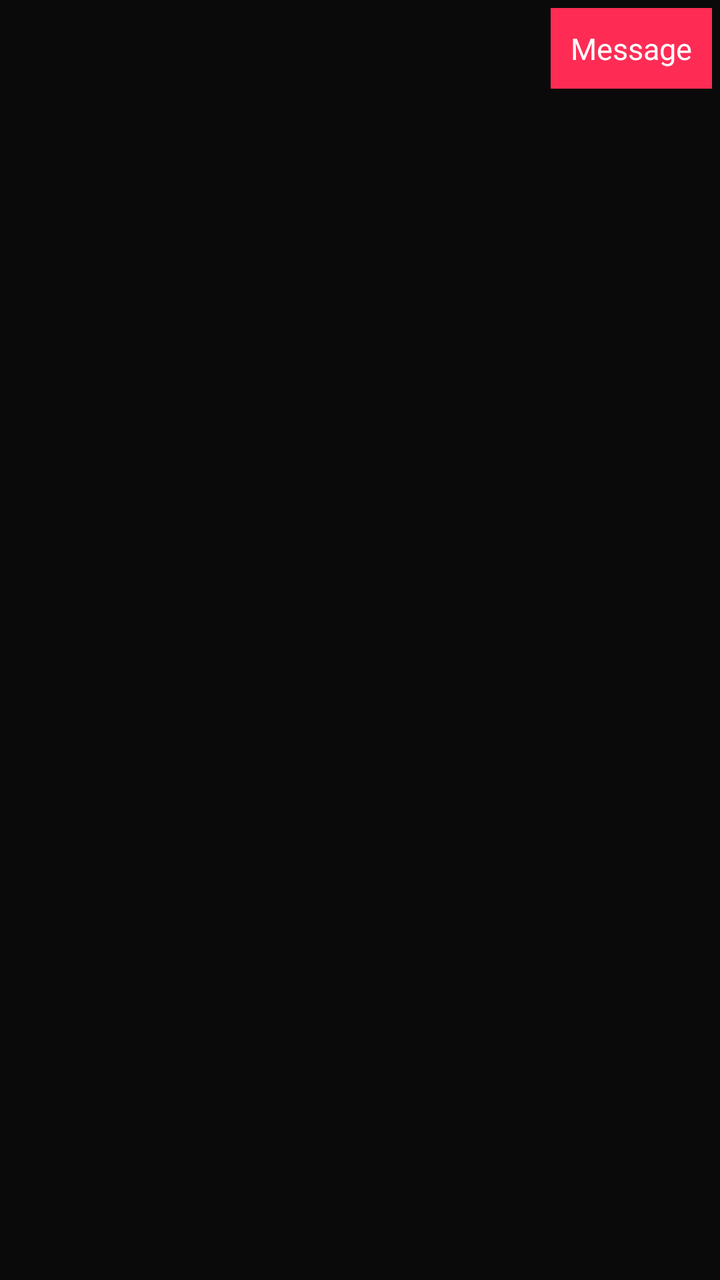
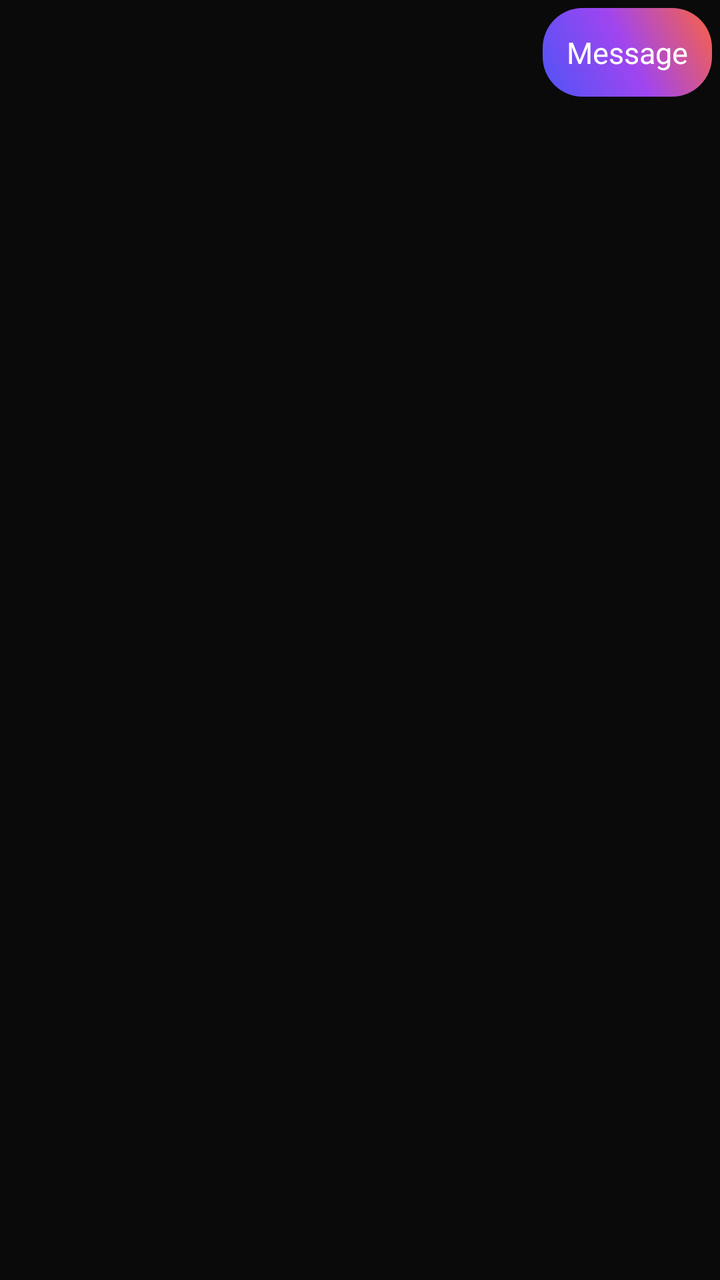

Compare the two renders of this Android layout. The source of the first and the diff that turns it into the second are given below.
<!-- AndroidManifest.xml: application theme Theme.BlankCT -->
<!-- res/layout/item_message_sent.xml -->
<?xml version="1.0" encoding="utf-8"?>
<LinearLayout xmlns:android="http://schemas.android.com/apk/res/android"
    android:layout_width="match_parent"
    android:layout_height="wrap_content"
    android:orientation="horizontal"
    android:gravity="end"
    android:padding="4dp">

    <LinearLayout
        android:layout_width="wrap_content"
        android:layout_height="wrap_content"
        android:orientation="vertical"
        android:background="@color/bubble_sent"
        android:padding="10dp"
        android:layout_marginStart="60dp">

        <TextView
            android:id="@+id/tv_msg_text"
            android:layout_width="wrap_content"
            android:layout_height="wrap_content"
            android:text="Message"
            android:textColor="@color/white"
            android:textSize="15sp" />

        <ImageView
            android:id="@+id/iv_msg_image"
            android:layout_width="180dp"
            android:layout_height="180dp"
            android:layout_marginTop="6dp"
            android:scaleType="centerCrop"
            android:visibility="gone"
            android:contentDescription="Image" />

    </LinearLayout>

</LinearLayout>
<!-- resources referenced by this layout -->
<resources>
  <color name="bubble_sent">#FE2C55</color>
  <color name="white">#FFFFFF</color>
  <style name="Theme.BlankCT" parent="Theme.MaterialComponents.DayNight.NoActionBar">
          <item name="colorPrimary">@color/tiktok_red</item>
          <item name="colorPrimaryVariant">@color/tiktok_red</item>
          <item name="colorOnPrimary">@color/white</item>
          <item name="colorSecondary">@color/tiktok_cyan</item>
          <item name="colorSecondaryVariant">@color/tiktok_cyan</item>
          <item name="colorOnSecondary">@color/black</item>
          <item name="android:statusBarColor">@color/black</item>
          <item name="android:navigationBarColor">@color/black</item>
          <item name="android:windowBackground">@color/dark_bg</item>
          <item name="android:windowLightStatusBar">false</item>
          <item name="colorSurface">@color/surface_dark</item>
          <item name="colorOnSurface">@color/white</item>
      </style>
  <color name="tiktok_red">#FE2C55</color>
  <color name="tiktok_cyan">#25F4EE</color>
  <color name="black">#000000</color>
  <color name="dark_bg">#0A0A0A</color>
  <color name="surface_dark">#161616</color>
</resources>

<!-- the commit's change to res/layout/item_message_sent.xml (unified diff, before → after) -->
@@ -10,8 +10,8 @@
         android:layout_width="wrap_content"
         android:layout_height="wrap_content"
         android:orientation="vertical"
-        android:background="@color/bubble_sent"
-        android:padding="10dp"
+        android:background="@drawable/bubble_gradient_sent"
+        android:padding="12dp"
         android:layout_marginStart="60dp">
 
         <TextView
<!-- resource entries referenced after the edit -->
@@ -1,7 +1,16 @@
 <!-- resources referenced by this layout -->
 <resources>
-  <color name="bubble_sent">#FE2C55</color>
   <color name="white">#FFFFFF</color>
+  <!-- drawable bubble_gradient_sent (drawable) -->
+  <?xml version="1.0" encoding="utf-8"?>
+  <shape xmlns:android="http://schemas.android.com/apk/res/android">
+      <gradient
+          android:startColor="#4E54F6"
+          android:centerColor="#A045F0"
+          android:endColor="#FB6340"
+          android:angle="45" />
+      <corners android:radius="20dp" />
+  </shape>
   <style name="Theme.BlankCT" parent="Theme.MaterialComponents.DayNight.NoActionBar">
           <item name="colorPrimary">@color/tiktok_red</item>
           <item name="colorPrimaryVariant">@color/tiktok_red</item>
